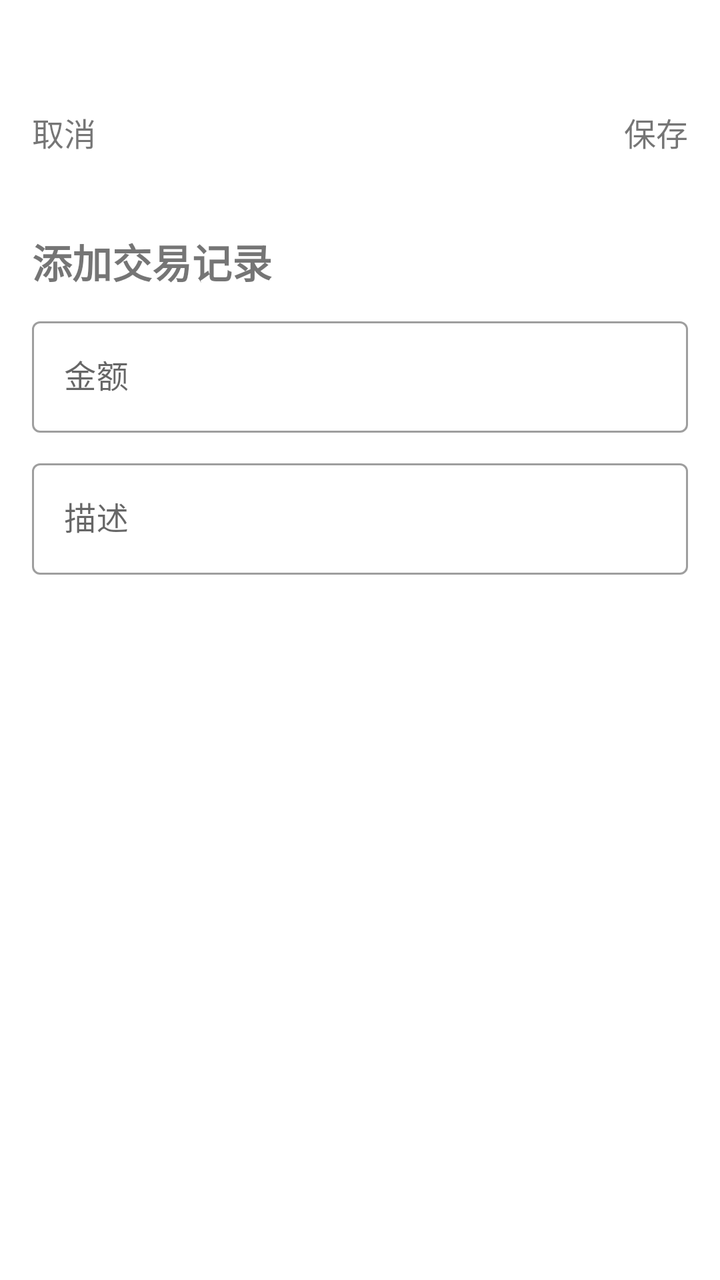
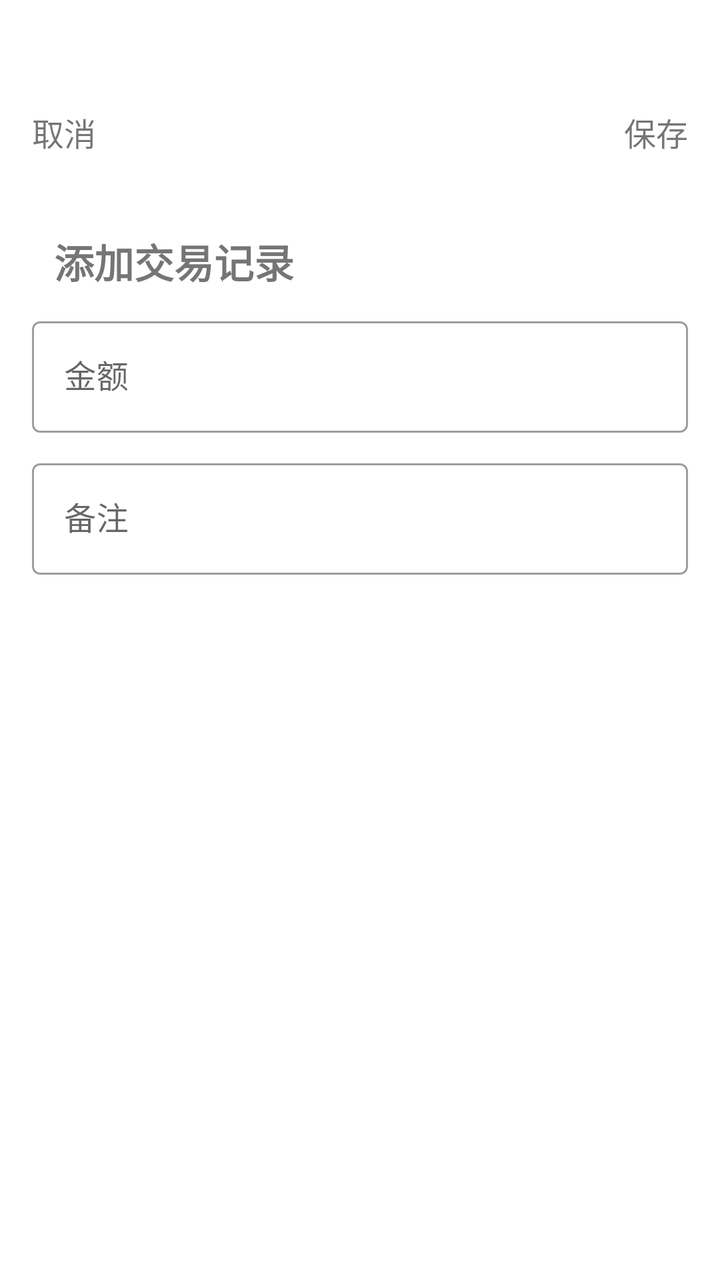

Before-and-after screenshots of an Android layout around one commit, followed by the original layout XML and the change that was made.
<!-- AndroidManifest.xml: application theme Theme.DeepBookkeeping -->
<!-- res/layout/fragment_add_transaction.xml -->
<?xml version="1.0" encoding="utf-8"?>
<LinearLayout xmlns:android="http://schemas.android.com/apk/res/android"
    xmlns:app="http://schemas.android.com/apk/res-auto"
    xmlns:tools="http://schemas.android.com/tools"
    android:layout_width="match_parent"
    android:layout_height="match_parent"
    android:background="@color/add_transaction_background_color"
    android:clickable="true"
    android:focusable="false"
    android:orientation="vertical"
    android:padding="16dp"
    tools:context=".ui.addTransaction.AddTransactionFragment">

    <LinearLayout
        android:layout_width="match_parent"
        android:layout_height="wrap_content"
        android:layout_marginTop="20dp">

        <TextView
            android:id="@+id/cancel_button"
            android:layout_width="wrap_content"
            android:layout_height="wrap_content"
            android:layout_gravity="center"
            android:layout_weight="1"
            android:gravity="start|center_vertical"
            android:minHeight="60dp"
            android:text="取消"
            android:textSize="16sp" />

        <TextView
            android:id="@+id/save_button"
            android:layout_width="wrap_content"
            android:layout_height="wrap_content"
            android:layout_gravity="center"
            android:layout_weight="1"
            android:gravity="end|center_vertical"
            android:minHeight="60dp"
            android:text="保存"
            android:textSize="16sp" />
    </LinearLayout>

    <TextView
        android:layout_width="wrap_content"
        android:layout_height="wrap_content"
        android:layout_marginTop="20dp"
        android:text="添加交易记录"
        android:textSize="20sp"
        android:textStyle="bold" />

    <com.google.android.material.textfield.TextInputLayout
        android:id="@+id/textInputLayout2"
        style="@style/Widget.MaterialComponents.TextInputLayout.OutlinedBox"
        android:layout_width="match_parent"
        android:layout_height="wrap_content"
        android:layout_marginTop="10dp">

        <com.google.android.material.textfield.TextInputEditText
            android:id="@+id/etAmount"
            android:layout_width="match_parent"
            android:layout_height="wrap_content"
            android:hint="金额"
            android:inputType="numberDecimal" />
    </com.google.android.material.textfield.TextInputLayout>

    <com.google.android.material.textfield.TextInputLayout
        android:id="@+id/textInputLayout"
        style="@style/Widget.MaterialComponents.TextInputLayout.OutlinedBox"
        android:layout_width="match_parent"
        android:layout_height="wrap_content"
        android:layout_marginTop="10dp">

        <com.google.android.material.textfield.TextInputEditText
            android:id="@+id/etDescription"
            android:layout_width="match_parent"
            android:layout_height="wrap_content"
            android:layout_marginTop="16dp"
            android:hint="描述"
            tools:layout_editor_absoluteX="0dp" />
    </com.google.android.material.textfield.TextInputLayout>

    <com.google.android.material.tabs.TabLayout
        android:id="@+id/category_tab_layout"
        android:layout_width="match_parent"
        android:layout_height="wrap_content"
        android:layout_marginTop="10dp" />

    <androidx.viewpager2.widget.ViewPager2
        android:id="@+id/category_viewpager2"
        android:layout_width="match_parent"
        android:layout_height="wrap_content" />
</LinearLayout>
<!-- resources referenced by this layout -->
<resources>
  <color name="add_transaction_background_color">#ffffff</color>
  <style name="Theme.DeepBookkeeping" parent="Base.Theme.DeepBookkeeping" />
  <style name="Base.Theme.DeepBookkeeping" parent="Theme.MaterialComponents.DayNight.NoActionBar">
          
           <item name="colorPrimary">@color/my_primary</item>
      </style>
  <color name="my_primary">#308ED9</color>
</resources>

<!-- the commit's change to res/layout/fragment_add_transaction.xml (unified diff, before → after) -->
@@ -1,6 +1,5 @@
 <?xml version="1.0" encoding="utf-8"?>
 <LinearLayout xmlns:android="http://schemas.android.com/apk/res/android"
-    xmlns:app="http://schemas.android.com/apk/res-auto"
     xmlns:tools="http://schemas.android.com/tools"
     android:layout_width="match_parent"
     android:layout_height="match_parent"
@@ -24,7 +23,7 @@
             android:layout_weight="1"
             android:gravity="start|center_vertical"
             android:minHeight="60dp"
-            android:text="取消"
+            android:text="@string/cancel"
             android:textSize="16sp" />
 
         <TextView
@@ -35,17 +34,43 @@
             android:layout_weight="1"
             android:gravity="end|center_vertical"
             android:minHeight="60dp"
-            android:text="保存"
+            android:text="@string/save"
             android:textSize="16sp" />
     </LinearLayout>
 
-    <TextView
-        android:layout_width="wrap_content"
+    <LinearLayout
+        android:layout_width="match_parent"
         android:layout_height="wrap_content"
         android:layout_marginTop="20dp"
-        android:text="添加交易记录"
-        android:textSize="20sp"
-        android:textStyle="bold" />
+        android:orientation="horizontal">
+
+        <TextView
+            android:layout_width="wrap_content"
+            android:layout_height="wrap_content"
+            android:layout_gravity="center"
+            android:layout_weight="2"
+            android:gravity="center"
+            android:text="@string/add_transaction"
+            android:textSize="20sp"
+            android:textStyle="bold" />
+
+        <TextView
+            android:id="@+id/editTransactionDate"
+            android:layout_width="wrap_content"
+            android:layout_height="wrap_content"
+            android:layout_gravity="center"
+            android:layout_weight="1"
+            android:ems="10"
+            android:gravity="end" />
+
+        <TextView
+            android:id="@+id/editTransactionTime"
+            android:layout_width="wrap_content"
+            android:layout_height="wrap_content"
+            android:layout_gravity="center"
+            android:layout_weight="1"
+            android:gravity="end" />
+    </LinearLayout>
 
     <com.google.android.material.textfield.TextInputLayout
         android:id="@+id/textInputLayout2"
@@ -58,7 +83,7 @@
             android:id="@+id/etAmount"
             android:layout_width="match_parent"
             android:layout_height="wrap_content"
-            android:hint="金额"
+            android:hint="@string/amount"
             android:inputType="numberDecimal" />
     </com.google.android.material.textfield.TextInputLayout>
 
@@ -74,7 +99,7 @@
             android:layout_width="match_parent"
             android:layout_height="wrap_content"
             android:layout_marginTop="16dp"
-            android:hint="描述"
+            android:hint="@string/remark"
             tools:layout_editor_absoluteX="0dp" />
     </com.google.android.material.textfield.TextInputLayout>
 
<!-- resource entries referenced after the edit -->
@@ -1,6 +1,11 @@
 <!-- resources referenced by this layout -->
 <resources>
   <color name="add_transaction_background_color">#ffffff</color>
+  <string name="add_transaction">添加交易记录</string>
+  <string name="amount">金额</string>
+  <string name="cancel">取消</string>
+  <string name="remark">备注</string>
+  <string name="save">保存</string>
   <style name="Theme.DeepBookkeeping" parent="Base.Theme.DeepBookkeeping" />
   <style name="Base.Theme.DeepBookkeeping" parent="Theme.MaterialComponents.DayNight.NoActionBar">
           
